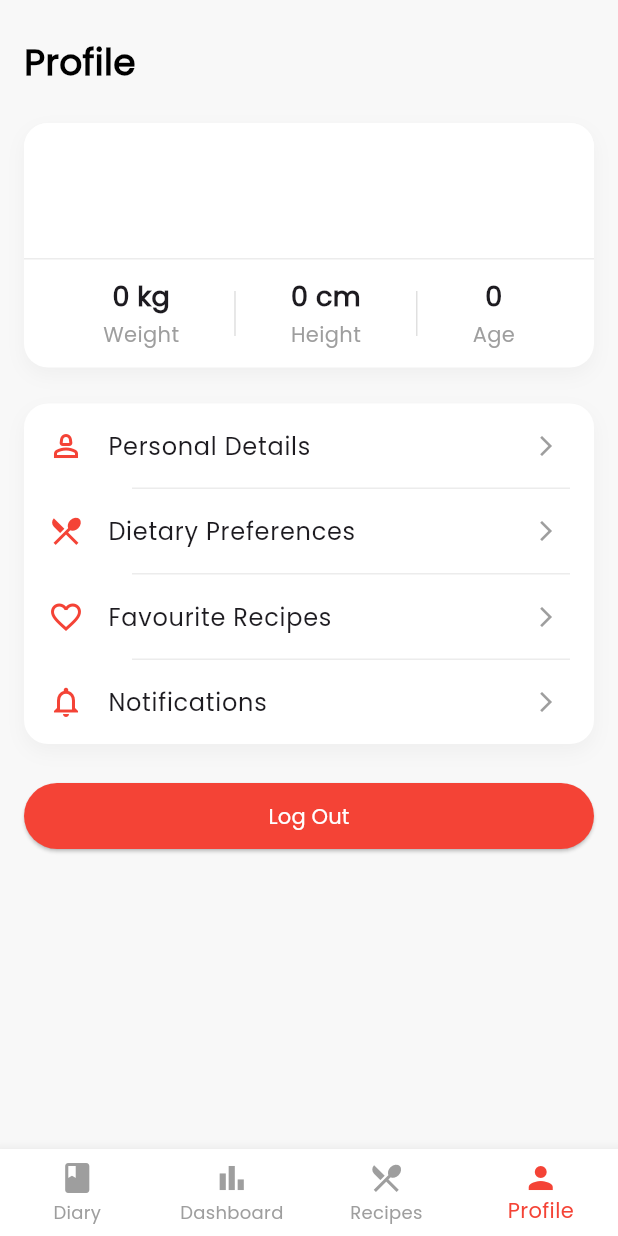
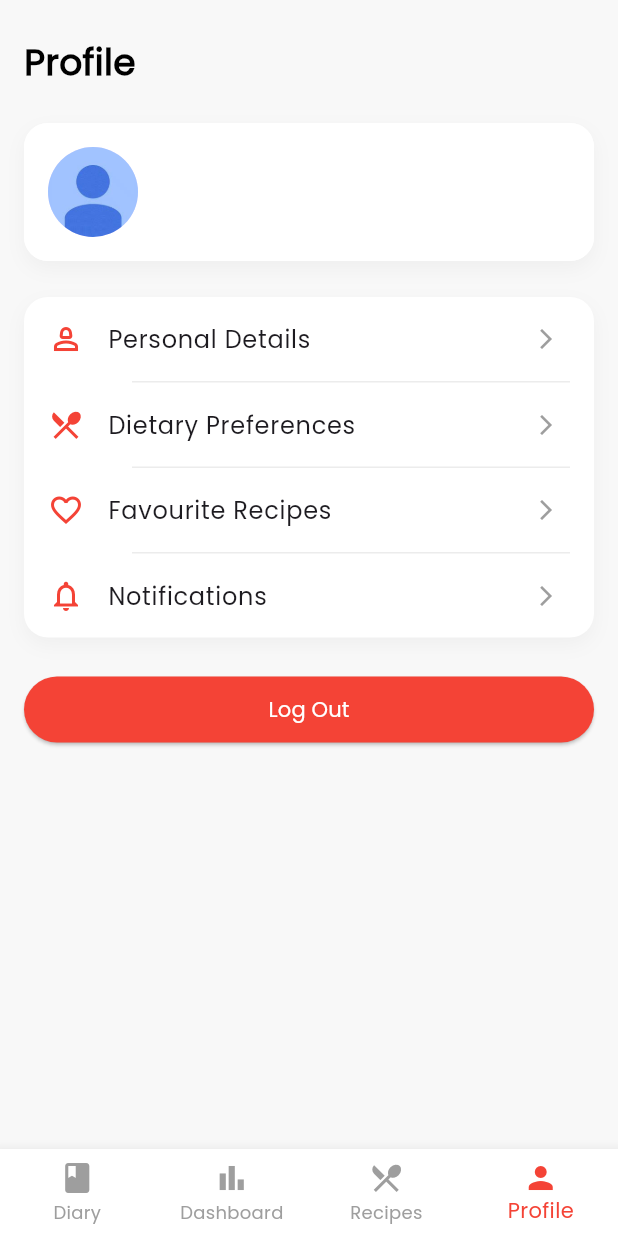
Before and after one commit to yeoh0730/CardioMeal, a Flutter app: the screen it shows once a user with an empty profile is signed in, item 4 of the bottom bar chosen, on a phone screen of 412 x 824 dp. Run offline on Flutter 3.47's test engine with Material 3 defaults, Android fonts, the phone set to English and light mode, and no system bars; our stand-ins replace cloud_firestore, firebase_auth, firebase_core, fl_chart, percent_indicator; accounts and stored records are empty; network calls fail.

Commit message:
add profile picture

```diff
--- a/lib/userProfile/ProfilePage.dart
+++ b/lib/userProfile/ProfilePage.dart
@@ -83,15 +83,32 @@ class _ProfilePageState extends State<ProfilePage> {
                       // Top portion with accent background
                       Container(
                         decoration: BoxDecoration(
-                          color: Colors.white, // subtle accent color
-                          borderRadius: const BorderRadius.only(
-                            topLeft: Radius.circular(16),
-                            topRight: Radius.circular(16),
+                          color: Colors.white,
+                          // borderRadius: BorderRadius.only(
+                          //   topLeft: Radius.circular(16),
+                          //   topRight: Radius.circular(16),
+                          // ),
+                          borderRadius: BorderRadius.circular(16),
                         ),
+                        padding: const EdgeInsets.only(left: 16, right: 16, top: 16, bottom: 16),
+                        child: Row(
+                          crossAxisAlignment: CrossAxisAlignment.center,
+                          children: [
+                            // CircleAvatar on the left
+                            CircleAvatar(
+                              radius: 30,
+                              backgroundImage: userData?['profilePicture'] != null &&
+                                  (userData?['profilePicture'] as String).isNotEmpty
+                                  ? NetworkImage(userData?['profilePicture'])
+                                  : const AssetImage('assets/profilePicture.jpg')
+                              as ImageProvider,
                             ),
-                        padding: const EdgeInsets.all(16),
+                            const SizedBox(width: 16),
+
+                            // Name and Email on the right, aligned left
+                            Expanded(
                               child: Column(
-                          crossAxisAlignment: CrossAxisAlignment.center,
+                                crossAxisAlignment: CrossAxisAlignment.start,
                                 children: [
                                   Text(
                                     userData?['name'] ?? 'User Name',
@@ -111,43 +128,46 @@ class _ProfilePageState extends State<ProfilePage> {
                                 ],
                               ),
                             ),
-
-                      // Divider line to separate accent area from stats
-                      const Divider(
-                        height: 1,
-                        thickness: 1,
-                        color: Color(0xFFECECEC),
-                        indent: 0,
-                        endIndent: 0,
-                      ),
-
-                      // Bottom portion: stats row
-                      Padding(
-                        padding: const EdgeInsets.symmetric(
-                          horizontal: 16,
-                          vertical: 12,
-                        ),
-                        child: Row(
-                          mainAxisAlignment:
-                          MainAxisAlignment.spaceEvenly,
-                          children: [
-                            _buildStatItem(
-                              label: "Weight",
-                              value: "${userData?['weight'] ?? '-'} kg",
-                            ),
-                            _verticalDivider(),
-                            _buildStatItem(
-                              label: "Height",
-                              value: "${userData?['height'] ?? '-'} cm",
-                            ),
-                            _verticalDivider(),
-                            _buildStatItem(
-                              label: "Age",
-                              value: "${userData?['age'] ?? '-'}",
-                            ),
                           ],
                         ),
                       ),
+
+                      // // Divider line to separate accent area from stats
+                      // const Divider(
+                      //   height: 1,
+                      //   thickness: 1,
+                      //   color: Color(0xFFECECEC),
+                      //   indent: 0,
+                      //   endIndent: 0,
+                      // ),
+                      //
+                      // // Bottom portion: stats row
+                      // Padding(
+                      //   padding: const EdgeInsets.symmetric(
+                      //     horizontal: 16,
+                      //     vertical: 12,
+                      //   ),
+                      //   child: Row(
+                      //     mainAxisAlignment:
+                      //     MainAxisAlignment.spaceEvenly,
+                      //     children: [
+                      //       _buildStatItem(
+                      //         label: "Weight",
+                      //         value: "${userData?['weight'] ?? '-'} kg",
+                      //       ),
+                      //       _verticalDivider(),
+                      //       _buildStatItem(
+                      //         label: "Height",
+                      //         value: "${userData?['height'] ?? '-'} cm",
+                      //       ),
+                      //       _verticalDivider(),
+                      //       _buildStatItem(
+                      //         label: "Age",
+                      //         value: "${userData?['age'] ?? '-'}",
+                      //       ),
+                      //     ],
+                      //   ),
+                      // ),
                     ],
                   ),
                 ),
--- a/pubspec.yaml
+++ b/pubspec.yaml
@@ -74,6 +74,7 @@ flutter:
   assets:
     - assets/logo.png
     - assets/sandwich.jpg
+    - assets/profilePicture.jpg
     - assets/icons/
 
   # An image asset can refer to one or more resolution-specific "variants", see
```
Also changed, not shown: assets/profilePicture.jpg (added). Lines whose indentation alone changed are shown as unchanged.
